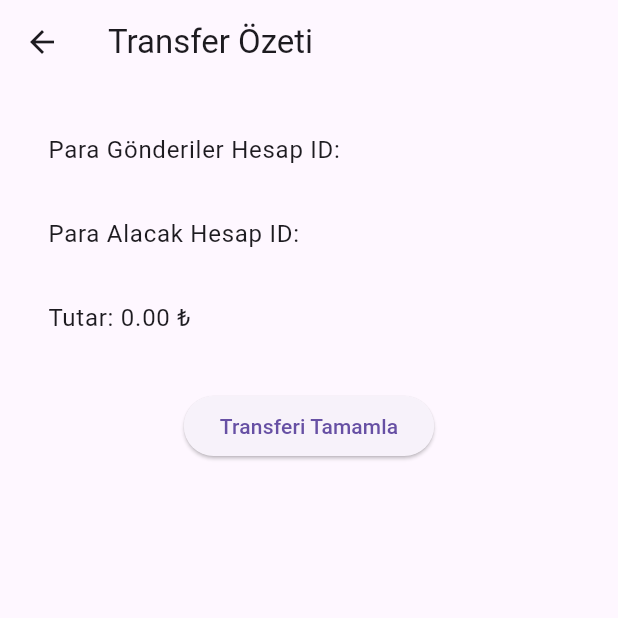
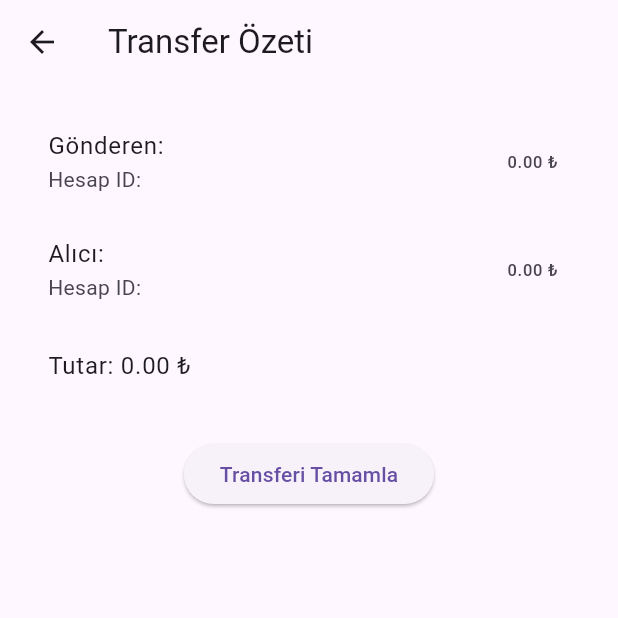
Before and after one commit to Eyyup-kardes/eykar_bankk, a Flutter app: the TransferSummaryPage screen opened directly, on a phone screen of 412 x 824 dp, the top half of it. Run offline on Flutter 3.47's test engine with Material 3 defaults, Android fonts, the phone set to English and light mode, and no system bars; our stand-ins replace camera, cloud_firestore, firebase_auth, firebase_core, firebase_storage, flutter_image_compress and 4 more; missing offline and left inert: google_mlkit_face_detection, tflite_flutter; accounts and stored records are empty.

Commit message:
dosya düzenlenmesi

```diff
--- a/lib/views/home/transfer/enter_amount_page.dart
+++ b/lib/views/home/transfer/enter_amount_page.dart
@@ -24,10 +24,11 @@ class EnterAmountPage extends StatelessWidget {
             ),
             const SizedBox(height: 20),
             ElevatedButton(
-              onPressed: () {
+              onPressed: () async {
                 final entered = double.tryParse(amountController.text) ?? 0.0;
                 if (entered > 0) {
                   controller.amount.value = entered;
+                  await controller.loadUserNamesForSummary(); // 👈 burada çağır
                   Get.to(() => const TransferSummaryPage());
                 } else {
                   Get.snackbar("Hata", "Geçerli bir tutar girin");
--- a/lib/views/home/transfer/transfer_summary_page.dart
+++ b/lib/views/home/transfer/transfer_summary_page.dart
@@ -17,10 +17,14 @@ class TransferSummaryPage extends StatelessWidget {
         child: Column(
           children: [
             ListTile(
-              title: Text("Para Gönderiler Hesap ID: ${controller.fromAccountId.value}"),
+              title: Text("Gönderen: ${controller.fromUserName.value}"),
+              subtitle: Text("Hesap ID: ${controller.fromAccountId.value}"),
+              trailing: Text("${controller.fromAccountBalance.value.toStringAsFixed(2)} ₺"),
             ),
             ListTile(
-              title: Text("Para Alacak Hesap ID: ${controller.toAccountId.value}"),
+              title: Text("Alıcı: ${controller.toUserName.value}"),
+              subtitle: Text("Hesap ID: ${controller.toAccountId.value}"),
+              trailing: Text("${controller.toAccountBalance.value.toStringAsFixed(2)} ₺"),
             ),
             ListTile(
               title: Text("Tutar: ${controller.amount.value.toStringAsFixed(2)} ₺"),
```
Also changed, not shown: lib/views/home/transfer/transfer_controller.dart (+41 -0 lines).
